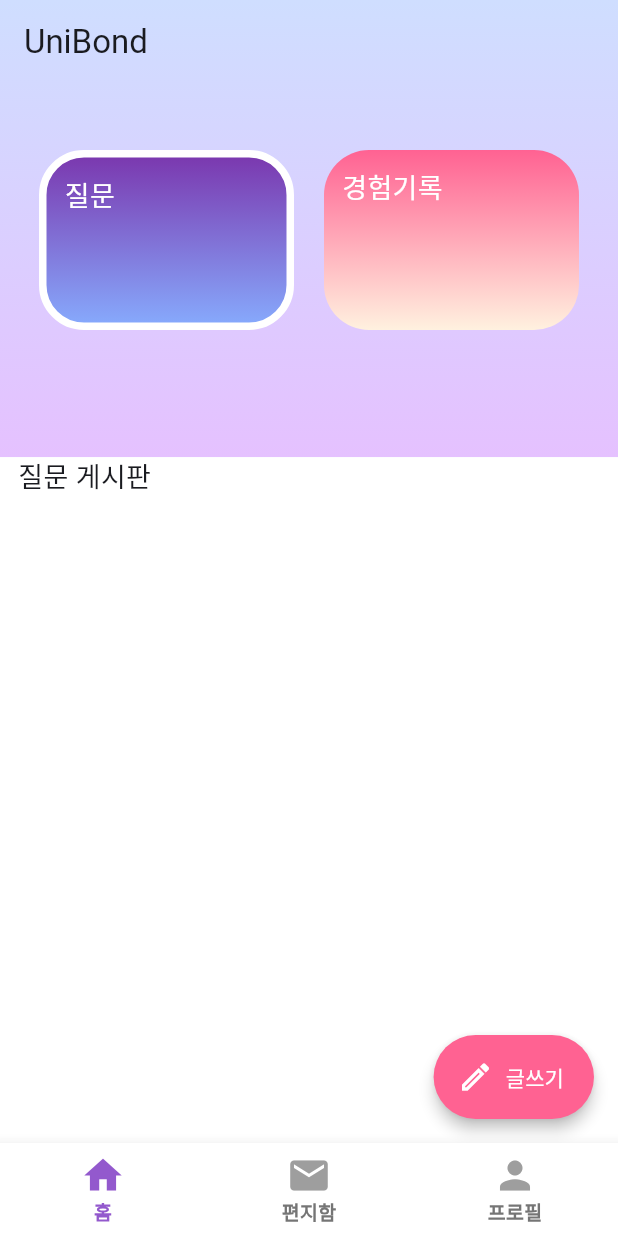
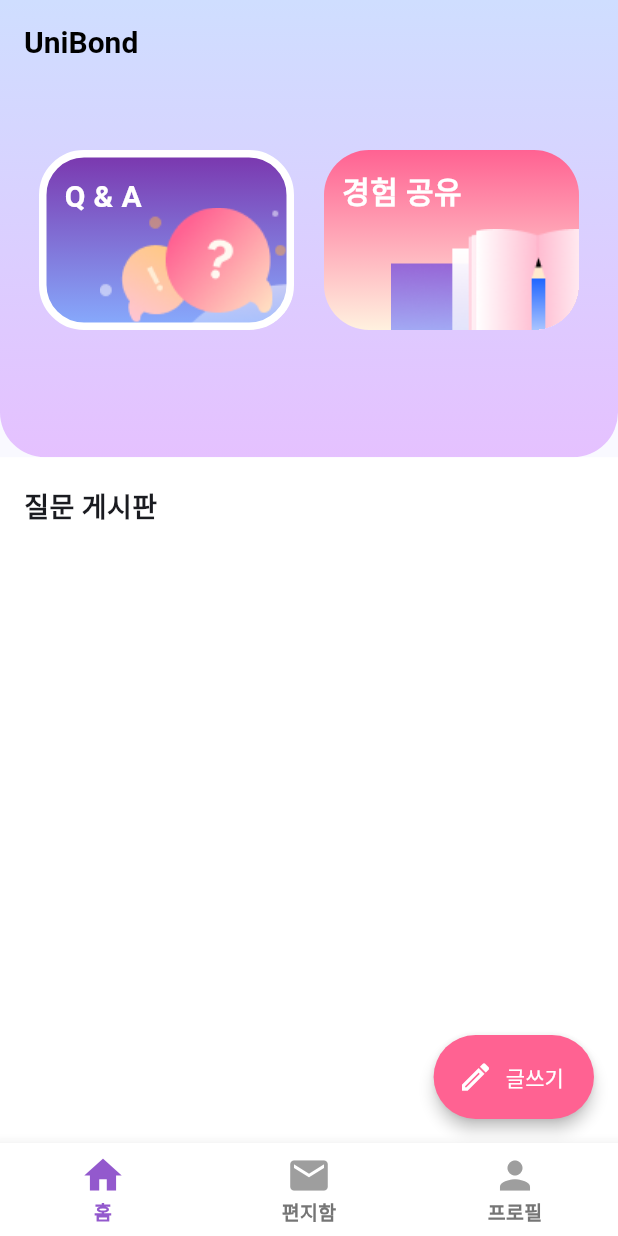
Before and after one commit to UniBond-jijijin/UniBond-flutter, a Flutter app: the screen it shows after launch, on a phone screen of 412 x 824 dp. Run offline on Flutter 3.47's test engine with Material 3 defaults, Android fonts, the phone set to English and light mode, and no system bars; our stand-ins replace dio, flutter_secure_storage, flutter_svg, fluttertoast, get, image_picker and 1 more; network calls fail; project files that could hold a hidden picture were left out.

Commit message:
Design: 홈화면 UI 1차 수정
- 대략적 디자인 붙임

```diff
--- a/unibond/lib/domain/post/post_provider.dart
+++ b/unibond/lib/domain/post/post_provider.dart
@@ -12,7 +12,7 @@ class PostProvider extends GetConnect {
 
     return post(
         "$host/api/v1/community/question",
-        headers: {"Authorization": "4"},
+        headers: {"Authorization": "29"},
         data);
   }
 }
--- a/unibond/lib/resources/app_colors.dart
+++ b/unibond/lib/resources/app_colors.dart
@@ -14,6 +14,12 @@ const AskTextStyle = TextStyle(
   color: Colors.black,
   fontWeight: FontWeight.w500,
   fontSize: 18,
+);
+
+const homeMenuTextStyle = TextStyle(
+  color: Colors.white,
+  fontWeight: FontWeight.w700,
+  fontSize: 20,
 );
 
 class AppColors {
--- a/unibond/lib/view/screens/home_screen.dart
+++ b/unibond/lib/view/screens/home_screen.dart
@@ -13,9 +13,16 @@ class HomeScreen extends StatelessWidget {
     return Scaffold(
       extendBodyBehindAppBar: true,
       appBar: AppBar(
-        forceMaterialTransparency: true,
-        title: const Text("UniBond"),
-        automaticallyImplyLeading: false,
+        backgroundColor: Colors.transparent,
+        elevation: 0,
+        title: const Align(
+          alignment: Alignment.centerLeft,
+          child: Text(
+            'UniBond',
+            style: TextStyle(
+                fontSize: 20, fontWeight: FontWeight.w700, color: Colors.black),
+          ),
+        ),
       ),
       body: Column(
         children: [
@@ -28,6 +35,10 @@ class HomeScreen extends StatelessWidget {
                   begin: Alignment.topCenter,
                   end: Alignment.bottomCenter,
                 ),
+                borderRadius: BorderRadius.only(
+                  bottomLeft: Radius.circular(30),
+                  bottomRight: Radius.circular(30),
+                ),
               ),
               child: SingleChildScrollView(
                 child: Column(
@@ -36,63 +47,7 @@ class HomeScreen extends StatelessWidget {
                     const SizedBox(height: 100),
                     Padding(
                       padding: const EdgeInsets.symmetric(horizontal: 16.0),
-                      child: Row(
-                        mainAxisAlignment: MainAxisAlignment.center,
-                        children: [
-                          Container(
-                            height: 120,
-                            width: 170,
-                            decoration: BoxDecoration(
-                              gradient: const LinearGradient(
-                                colors: [Color(0xFF7A34AC), Color(0xFF87ADFF)],
-                                begin: Alignment.topCenter,
-                                end: Alignment.bottomCenter,
-                              ),
-                              border: Border.all(
-                                width: 5,
-                                color: Colors.white,
-                              ),
-                              borderRadius: BorderRadius.circular(30),
-                            ),
-                            child: const Padding(
-                              padding: EdgeInsets.all(12.0),
-                              child: Text(
-                                "질문",
-                                style: TextStyle(
-                                  color: Colors.white,
-                                  fontSize: 18,
-                                ),
-                              ),
-                            ),
-                          ),
-                          const SizedBox(width: 20),
-                          Container(
-                            height: 120,
-                            width: 170,
-                            decoration: BoxDecoration(
-                              gradient: const LinearGradient(
-                                colors: [Color(0xFFFF6292), Color(0xFFFFF1DF)],
-                                begin: Alignment.topCenter,
-                                end: Alignment.bottomCenter,
-                              ),
-                              // border: Border.all(
-                              //   width: 0,
-                              // ),
-                              borderRadius: BorderRadius.circular(30),
-                            ),
-                            child: const Padding(
-                              padding: EdgeInsets.all(12.0),
-                              child: Text(
-                                "경험기록",
-                                style: TextStyle(
-                                  color: Colors.white,
-                                  fontSize: 18,
-                                ),
-                              ),
-                            ),
-                          ),
-                        ],
-                      ),
+                      child: buildMenuHeader(context),
                     ),
                   ],
                 ),
@@ -107,12 +62,11 @@ class HomeScreen extends StatelessWidget {
                 crossAxisAlignment: CrossAxisAlignment.start,
                 children: [
                   Padding(
-                    padding: EdgeInsets.only(left: 12.0),
+                    padding: EdgeInsets.fromLTRB(16, 20, 0, 10),
                     child: Text(
                       "질문 게시판",
-                      style: TextStyle(
-                        fontSize: 18,
-                      ),
+                      style:
+                          TextStyle(fontSize: 18, fontWeight: FontWeight.bold),
                     ),
                   ),
                   Expanded(child: PostsListView()),
@@ -137,6 +91,77 @@ class HomeScreen extends StatelessWidget {
   }
 }
 
+Widget buildMenuHeader(BuildContext context) {
+  return Row(
+    mainAxisAlignment: MainAxisAlignment.center,
+    children: [
+      Container(
+        clipBehavior: Clip.hardEdge,
+        height: 120,
+        width: 170,
+        decoration: BoxDecoration(
+          gradient: const LinearGradient(
+            colors: [Color(0xFF7A34AC), Color(0xFF87ADFF)],
+            begin: Alignment.topCenter,
+            end: Alignment.bottomCenter,
+          ),
+          border: Border.all(
+            width: 5,
+            color: Colors.white,
+          ),
+          borderRadius: BorderRadius.circular(30),
+        ),
+        child: Stack(
+          children: [
+            const Padding(
+              padding: EdgeInsets.all(12.0),
+              child: Text("Q & A", style: homeMenuTextStyle),
+            ),
+            Align(
+              alignment: const Alignment(2.0, 2.0),
+              child: Image.asset(
+                'assets/images/qna_community_design.png',
+                width: 140,
+                // 이미지의 다른 속성들 설정
+              ),
+            ),
+          ],
+        ),
+      ),
+      const SizedBox(width: 20),
+      Container(
+        clipBehavior: Clip.hardEdge,
+        height: 120,
+        width: 170,
+        decoration: BoxDecoration(
+          gradient: const LinearGradient(
+            colors: [Color(0xFFFF6292), Color(0xFFFFF1DF)],
+            begin: Alignment.topCenter,
+            end: Alignment.bottomCenter,
+          ),
+          borderRadius: BorderRadius.circular(30),
+        ),
+        child: Stack(
+          children: [
+            const Padding(
+              padding: EdgeInsets.all(12.0),
+              child: Text("경험 공유", style: homeMenuTextStyle),
+            ),
+            Align(
+              alignment: const Alignment(1.5, 1.5),
+              child: Image.asset(
+                'assets/images/exp_community_design.png',
+                width: 140,
+                // 이미지의 다른 속성들 설정
+              ),
+            ),
+          ],
+        ),
+      ),
+    ],
+  );
+}
+
 class PostsListView extends StatelessWidget {
   const PostsListView({super.key});
 
@@ -150,49 +175,25 @@ class PostsListView extends StatelessWidget {
         itemCount: p.posts.length,
         itemBuilder: (context, index) {
           return Padding(
-            padding: const EdgeInsets.symmetric(vertical: 6.0, horizontal: 12),
+            padding: const EdgeInsets.symmetric(vertical: 8.0, horizontal: 12),
             child: Container(
               decoration: BoxDecoration(
-                border: Border.all(
-                  width: 1,
-                  color: Colors.black,
+                color: Colors.white,
+                borderRadius: BorderRadius.circular(20),
+                boxShadow: [
+                  BoxShadow(
+                    color: Colors.grey.withOpacity(0.8),
+                    spreadRadius: 0,
+                    blurRadius: 10,
+                    offset: const Offset(0, 3),
                   ),
-                borderRadius: BorderRadius.circular(20),
+                ],
               ),
               child: TextButton(
                 onPressed: () {
                   Get.to(() => DetailScreen(id: index));
                 },
-                // TODO: CustomListitem 위젯으로 변경
-                child: Column(
-                  children: [
-                    ListTile(
-                      leading: const CircleAvatar(child: Text('오지')),
-                      title: Row(
-                        children: [
-                          Text(p.posts[index].ownerNick!),
-                          const SizedBox(width: 3),
-                          // TODO: 날짜계산 필요
-                          const Text('1일 전'),
-                        ],
-                      ),
-                      subtitle: Text(p.posts[index].disease!),
-                      isThreeLine: true,
-                    ),
-                    const SizedBox(height: 0),
-                    Padding(
-                      padding: const EdgeInsets.symmetric(horizontal: 12.0),
-                      // child: ,
-                      // 테스트
-                      child: Text(
-                        p.posts[index].contentPreview!,
-                        style: const TextStyle(
-                          color: Colors.black,
-                        ),
-                      ),
-                    ),
-                  ],
-                ),
+                child: MyCustomListItem(p, index),
               ),
             ),
           );
@@ -202,41 +203,57 @@ class PostsListView extends StatelessWidget {
   }
 }
 
-class CustomListitem extends StatelessWidget {
-  const CustomListitem({super.key});
+Widget MyCustomListItem(PostController p, int index) {
+  var postDate = p.posts[index].createdDate;
+  DateTime currentDate = DateTime.now();
+  Duration difference = currentDate.difference(postDate!);
+  int daysDifference = difference.inDays;
 
-  @override
-  Widget build(BuildContext context) {
-    // TODO: Get.put() 싱글턴 확인
-    // PostController p = Get.put(PostController());
-
-    return const Column(
+  return Column(
     children: [
       ListTile(
-          leading: CircleAvatar(child: Text('오지')),
+        contentPadding: EdgeInsets.zero,
+        leading: ClipOval(
+          child: p.posts[index].ownerProfileImg!.isNotEmpty
+              ? Image.network(
+                  p.posts[index].ownerProfileImg!,
+                  width: 50,
+                  height: 50,
+                  fit: BoxFit.cover,
+                )
+              : Image.asset(
+                  'assets/images/user_image.jpg',
+                  width: 50,
+                  height: 50,
+                ),
+        ),
         title: Row(
           children: [
-              Text('지지진'),
-              SizedBox(width: 3),
-              Text('1일 전'),
+            Text(
+              p.posts[index].ownerNick!,
+              style: const TextStyle(fontSize: 16, fontWeight: FontWeight.w700),
+            ),
+            const SizedBox(width: 12),
+            Text(
+              '$daysDifference일 전',
+              style: const TextStyle(fontSize: 14, fontWeight: FontWeight.w400),
+            ),
           ],
         ),
-          subtitle: Text("망막생소변성증"),
+        subtitle: Text(
+          p.posts[index].disease!,
+          overflow: TextOverflow.ellipsis,
+          style: const TextStyle(fontSize: 14),
+        ),
         isThreeLine: true,
       ),
-        SizedBox(height: 0),
-        Padding(
-          padding: EdgeInsets.symmetric(horizontal: 12.0),
-          // child: ,
-          // 테스트
-          child: Text(
-            "이것은 게시물의 내용입니다... 과연 어떤 게시물들이 올라올까요..기대가됩니다...",
-            style: TextStyle(
+      Text(
+        p.posts[index].contentPreview!,
+        style: const TextStyle(
           color: Colors.black,
-            ),
+          overflow: TextOverflow.ellipsis,
         ),
       ),
     ],
   );
 }
-}
```
Also changed, not shown: unibond/assets/images/exp_community_design.png (added), unibond/assets/images/qna_community_design.png (added). Lines whose indentation alone changed are shown as unchanged.
